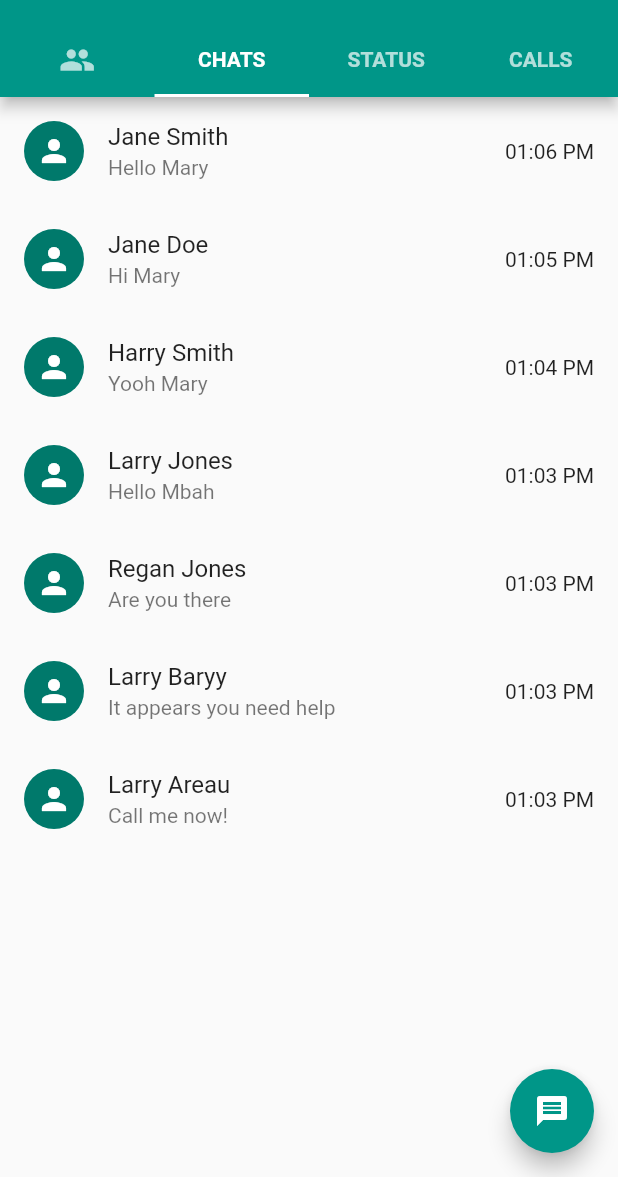
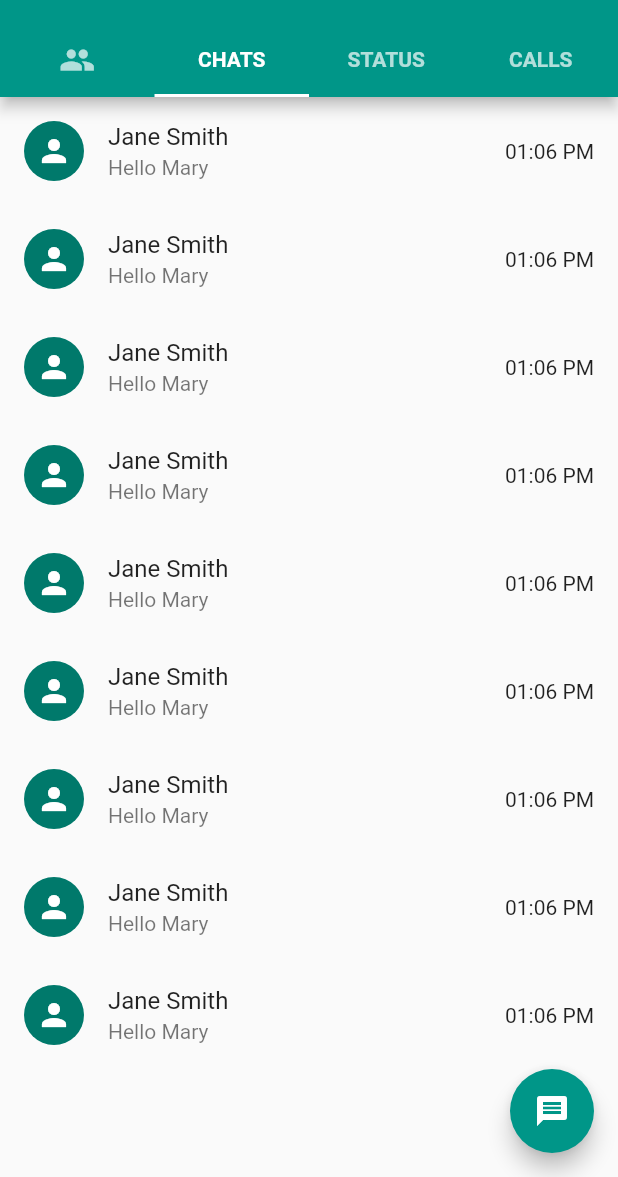
Before and after one commit to nchanjifaithful/whatsapp-ui-flutter, a Flutter app: the screen it shows after launch, tab 2 chosen, on a phone screen of 412 x 824 dp, the part 59-1236 px from its top. Run offline on Flutter 3.47's test engine with Material 2 defaults, Android fonts, the phone set to English and light mode, and no system bars.

Commit message:
Replace Chatlist to Chats

```diff
--- a/lib/models/chat_model.dart
+++ b/lib/models/chat_model.dart
@@ -1,10 +1,22 @@
 class User{
 
-  String userName;
-  String dpURL;
+  final String userName;
+  final String dpURL;
   String lastMessage;
-  String time;
+  final String time;
 
-  User(this.userName, this.dpURL, this.lastMessage, this.time);
+  User({required this.userName, required this.dpURL, required this.lastMessage, required this.time});
 
 }
+
+final List<User> list = [
+    User(userName: 'Jane Smith', dpURL: "assets/images/profile_photos/profile1.png", lastMessage: "Hello Mary", time: "01:06 PM"),
+    User(userName: 'Jane Smith', dpURL: "assets/images/profile_photos/profile1.png", lastMessage: "Hello Mary", time: "01:06 PM"),
+    User(userName: 'Jane Smith', dpURL: "assets/images/profile_photos/profile1.png", lastMessage: "Hello Mary", time: "01:06 PM"),
+    User(userName: 'Jane Smith', dpURL: "assets/images/profile_photos/profile1.png", lastMessage: "Hello Mary", time: "01:06 PM"),
+    User(userName: 'Jane Smith', dpURL: "assets/images/profile_photos/profile1.png", lastMessage: "Hello Mary", time: "01:06 PM"),
+    User(userName: 'Jane Smith', dpURL: "assets/images/profile_photos/profile1.png", lastMessage: "Hello Mary", time: "01:06 PM"),
+    User(userName: 'Jane Smith', dpURL: "assets/images/profile_photos/profile1.png", lastMessage: "Hello Mary", time: "01:06 PM"),
+    User(userName: 'Jane Smith', dpURL: "assets/images/profile_photos/profile1.png", lastMessage: "Hello Mary", time: "01:06 PM"),
+    User(userName: 'Jane Smith', dpURL: "assets/images/profile_photos/profile1.png", lastMessage: "Hello Mary", time: "01:06 PM"),
+  ];
--- a/lib/screens/home_screen.dart
+++ b/lib/screens/home_screen.dart
@@ -37,7 +37,7 @@ class HomeScreen  extends StatelessWidget {
         body: const TabBarView(
           children: [
             CommunityScreen(),
-            ChatScreen(),
+            Chats(),
             StatusScreeen(),
             Calls(),
           ],
--- a/lib/screens/home_screen/chat_list.dart
+++ /dev/null
@@ -1,33 +0,0 @@
-import 'package:flutter/material.dart';
-import 'package:whatsapp_ui/models/chat_model.dart';
-
-class ChatList extends StatelessWidget {
-  ChatList({super.key});
-
-  final List<User> list = [
-    User('Jane Smith', "assets/images/profile_photos/profile1.png", "Hello Mary", "01:06 PM"),
-    User('Jane Doe', "assets/images/profile_photos/profile2.png", "Hi Mary", "01:05 PM"),
-    User('Harry Smith', "assets/images/profile_photos/profile1.png", "Yooh Mary", "01:04 PM"),
-    User('Larry Jones', "assets/images/profile_photos/profile2.png", "Hello Mbah", "01:03 PM"),
-    User('Regan Jones', "assets/images/profile_photos/profile2.png", "Are you there", "01:03 PM"),
-    User('Larry Baryy', "assets/images/profile_photos/profile2.png", "It appears you need help", "01:03 PM"),
-    User('Larry Areau', "assets/images/profile_photos/profile2.png", "Call me now!", "01:03 PM")
-  ];
-
-  @override
-  Widget build(BuildContext context) {
-    return ListView.builder(
-      itemCount: list.length,
-      itemBuilder: (BuildContext context, int index) {
-        return ListTile(
-          leading: const CircleAvatar(
-            child: Icon(Icons.person),
-          ),
-          title: Text(list[index].userName),
-          subtitle: Text(list[index].lastMessage),
-          trailing: Text(list[index].time),
-        );
-      },
-    );
-  }
-}
--- a/lib/screens/home_screen/chats.dart
+++ b/lib/screens/home_screen/chats.dart
@@ -1,12 +1,28 @@
 import 'package:flutter/material.dart';
-import 'package:whatsapp_ui/screens/home_screen/chat_list.dart';
+import 'package:whatsapp_ui/models/chat_model.dart';
 
-
-class ChatScreen extends StatelessWidget {
-  const ChatScreen ({super.key});
+class Chats extends StatefulWidget {
+  const Chats({super.key});
 
   @override
+  State<Chats> createState() => _ChatsState();
+}
+
+class _ChatsState extends State<Chats> {
+  @override
   Widget build(BuildContext context) {
-    return ChatList();
+    return ListView.builder(
+      itemCount: list.length,
+      itemBuilder: (BuildContext context, int index) {
+        return ListTile(
+          leading: const CircleAvatar(
+            child: Icon(Icons.person),
+          ),
+          title: Text(list[index].userName),
+          subtitle: Text(list[index].lastMessage),
+          trailing: Text(list[index].time),
+        );
+      },
+    );
   }
 }
```
